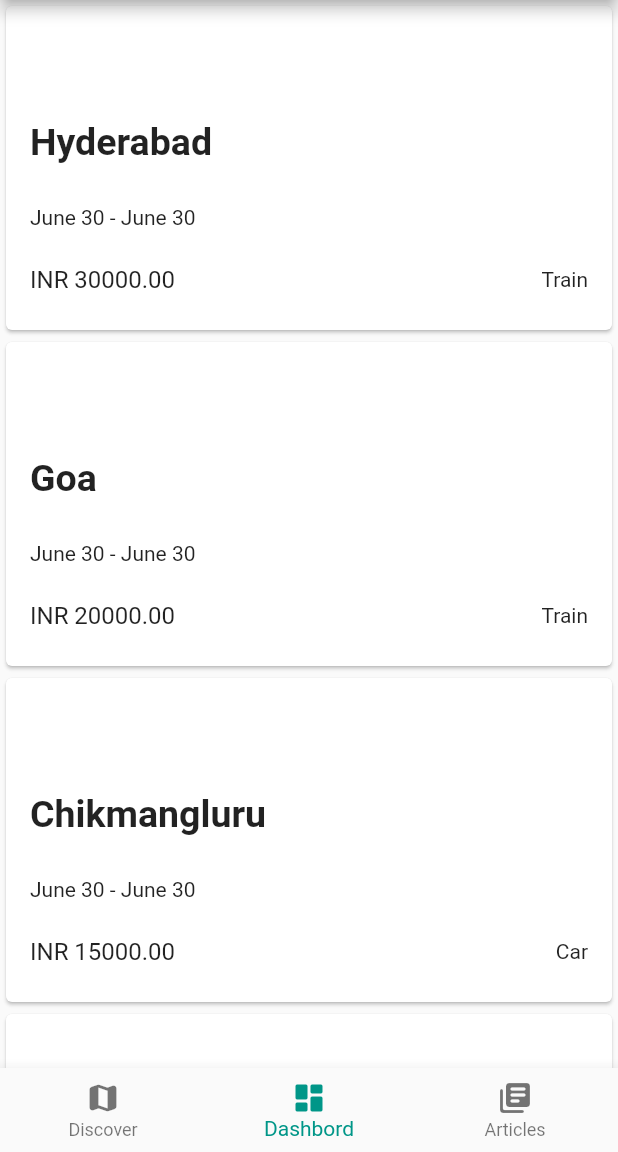
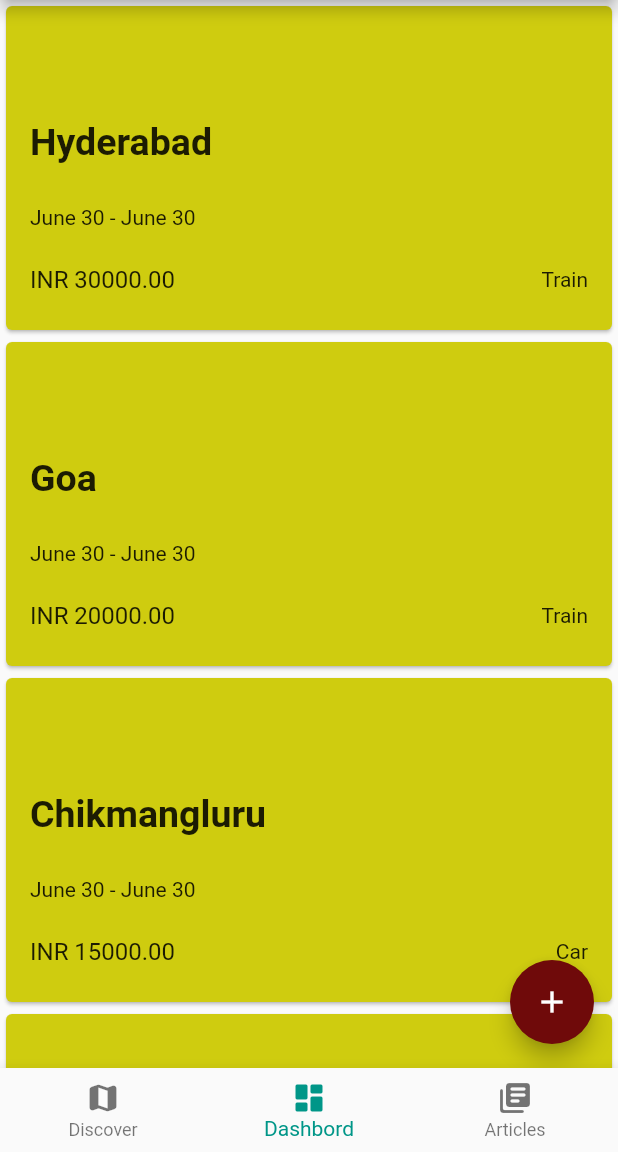
Before and after one commit to yoonus47/travelaza, a Flutter app: the screen it shows after launch, item 2 of the bottom bar chosen, on a phone screen of 412 x 824 dp, the part 84-1236 px from its top. Run offline on Flutter 3.47's test engine with Material 2 defaults, Android fonts, the light colour scheme and no system bars.

Commit message:
updated dashboard view

```diff
--- a/lib/dashbord_view.dart
+++ b/lib/dashbord_view.dart
@@ -12,19 +12,26 @@ class DashbordView extends StatelessWidget {
   ];
   @override
   Widget build(BuildContext context) {
-    return Container(
-      child: new ListView.builder(
+    return Scaffold(
+      body: new ListView.builder(
           itemCount: tripsList.length,
           itemBuilder: (BuildContext context, int index) =>
               buildTripCard(context, index)),
+      floatingActionButton: buildNavigateButton(),
     );
   }
+
+  Widget buildNavigateButton() => FloatingActionButton(
+      child: Icon(Icons.add),
+      onPressed: () {},
+      backgroundColor: Color.fromARGB(255, 111, 10, 10));
 
   Widget buildTripCard(BuildContext context, int index) {
     final trip = tripsList[index];
 
     return Container(
       child: Card(
+        color: Color.fromARGB(255, 207, 204, 15),
         child: Padding(
           padding: const EdgeInsets.all(16.0),
           child: Column(
```
Also changed, not shown: 1 other file.
